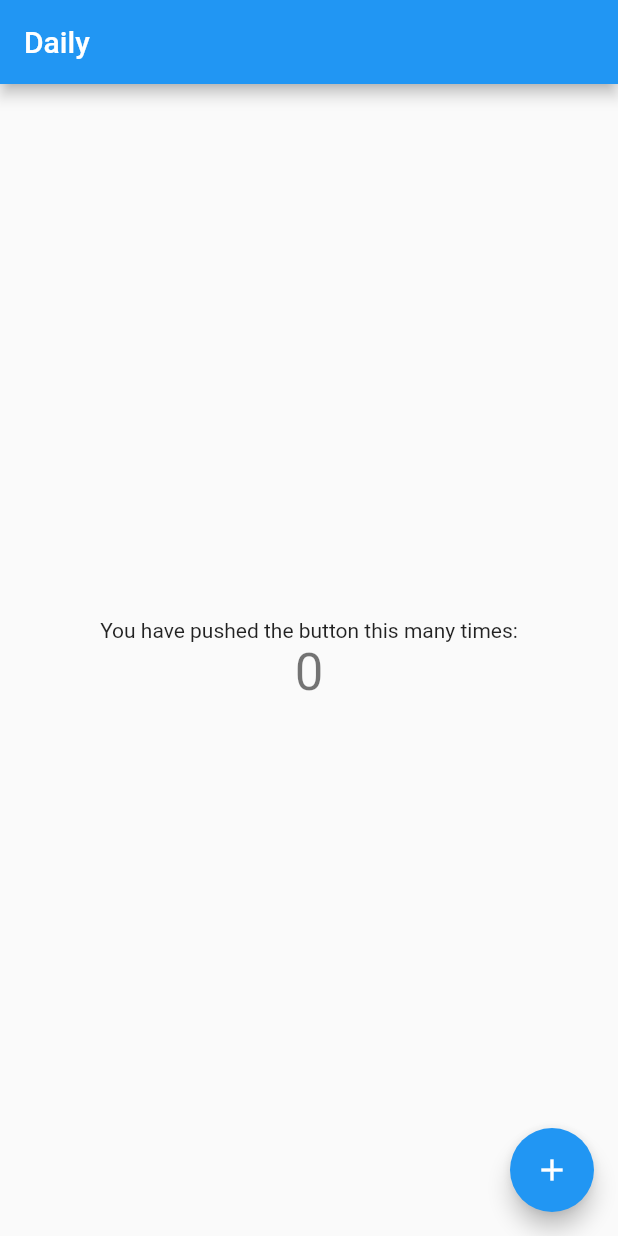
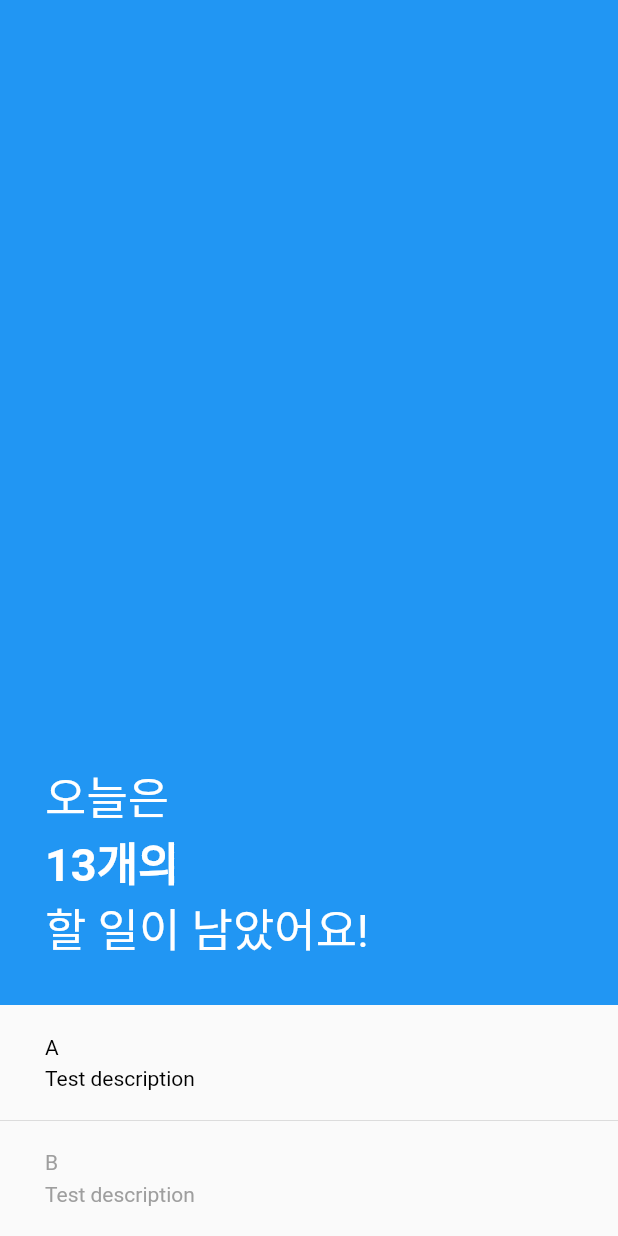
Before and after one commit to namooplus/Daily, a Flutter app: the screen it shows after launch, on a phone screen of 412 x 824 dp. Run offline on Flutter 3.47's test engine with Material 2 defaults, Android fonts, the phone set to English and light mode, and no system bars.

Commit message:
feat: split into summary and content section

```diff
--- a/lib/main.dart
+++ b/lib/main.dart
@@ -11,13 +11,9 @@ class App extends StatelessWidget {
 
   @override
   Widget build(BuildContext context) {
-    return MaterialApp(
+    return const MaterialApp(
       title: 'Daily',
-      theme: ThemeData(
-        primarySwatch: Colors.blue,
-      ),
-      debugShowCheckedModeBanner: false,
-      home: const HomeScreen(),
+      home: HomeScreen(),
     );
   }
 }
--- a/lib/screens/home.dart
+++ b/lib/screens/home.dart
@@ -1,3 +1,5 @@
+import 'package:daily/widgets/home/content_section.dart';
+import 'package:daily/widgets/home/summary_section.dart';
 import 'package:flutter/material.dart';
 
 class HomeScreen extends StatefulWidget {
@@ -8,38 +10,16 @@ class HomeScreen extends StatefulWidget {
 }
 
 class _HomeScreenState extends State<HomeScreen> {
-  int _counter = 0;
-
-  void _incrementCounter() {
-    setState(() {
-      _counter++;
-    });
-  }
+  final int _count = 13;
 
   @override
   Widget build(BuildContext context) {
     return Scaffold(
-      appBar: AppBar(
-        title: const Text('Daily'),
-      ),
-      body: Center(
-        child: Column(
-          mainAxisAlignment: MainAxisAlignment.center,
-          children: <Widget>[
-            const Text(
-              'You have pushed the button this many times:',
-            ),
-            Text(
-              '$_counter',
-              style: Theme.of(context).textTheme.headline4,
-            ),
-          ],
-        ),
-      ),
-      floatingActionButton: FloatingActionButton(
-        onPressed: _incrementCounter,
-        tooltip: 'Increment',
-        child: const Icon(Icons.add),
+      body: Column(
+        children: <Widget>[
+          SummarySection(count: _count),
+          ContentSection(),
+        ],
       ),
     );
   }
--- /dev/null
+++ b/lib/widgets/common/todo_item.dart
@@ -0,0 +1,34 @@
+import 'package:flutter/material.dart';
+
+class TodoItem extends StatelessWidget {
+  TodoItem(
+      {super.key, required this.label, this.description, this.dimmed = false});
+
+  final String label;
+  final String? description;
+  final bool dimmed;
+
+  late final TextStyle textStyle = dimmed
+      ? const TextStyle(color: Colors.grey)
+      : const TextStyle(color: Colors.black);
+
+  @override
+  Widget build(BuildContext context) {
+    return InkWell(
+      onTap: () => {},
+      child: Padding(
+        padding: const EdgeInsets.symmetric(vertical: 20, horizontal: 30),
+        child: Column(
+          crossAxisAlignment: CrossAxisAlignment.start,
+          children: <Widget>[
+            Text(label, style: textStyle),
+            if (description != null) ...[
+              const SizedBox(height: 5),
+              Text(description!, style: textStyle)
+            ],
+          ],
+        ),
+      ),
+    );
+  }
+}
--- /dev/null
+++ b/lib/widgets/home/content_section.dart
@@ -0,0 +1,26 @@
+import 'package:daily/widgets/common/todo_item.dart';
+import 'package:flutter/material.dart';
+
+class ContentSection extends StatelessWidget {
+  ContentSection({super.key});
+
+  final List<String> todo = <String>['A', 'B'];
+
+  @override
+  Widget build(BuildContext context) {
+    return SafeArea(
+      top: false,
+      child: ListView.separated(
+        shrinkWrap: true,
+        padding: EdgeInsets.zero,
+        itemCount: todo.length,
+        itemBuilder: (context, index) => TodoItem(
+          label: todo[index],
+          description: 'Test description',
+          dimmed: index > 0,
+        ),
+        separatorBuilder: (context, index) => const Divider(height: 0),
+      ),
+    );
+  }
+}
--- /dev/null
+++ b/lib/widgets/home/summary_section.dart
@@ -0,0 +1,55 @@
+import 'package:flutter/material.dart';
+
+class SummarySection extends StatelessWidget {
+  const SummarySection({super.key, required this.count});
+
+  final int count;
+
+  @override
+  Widget build(BuildContext context) {
+    return Expanded(
+      flex: 1,
+      child: Container(
+        width: double.infinity,
+        color: Colors.blue,
+        child: SafeArea(
+          bottom: false,
+          child: Container(
+            padding: const EdgeInsets.all(30),
+            alignment: Alignment.bottomLeft,
+            child: Column(
+              mainAxisAlignment: MainAxisAlignment.end,
+              crossAxisAlignment: CrossAxisAlignment.start,
+              children: <Widget>[
+                const Text(
+                  '오늘은',
+                  style: TextStyle(
+                    color: Colors.white,
+                    fontWeight: FontWeight.w400,
+                    fontSize: 30,
+                  ),
+                ),
+                Text(
+                  '$count개의',
+                  style: const TextStyle(
+                    color: Colors.white,
+                    fontWeight: FontWeight.w600,
+                    fontSize: 30,
+                  ),
+                ),
+                const Text(
+                  '할 일이 남았어요!',
+                  style: TextStyle(
+                    color: Colors.white,
+                    fontWeight: FontWeight.w400,
+                    fontSize: 30,
+                  ),
+                ),
+              ],
+            ),
+          ),
+        ),
+      ),
+    );
+  }
+}
```
